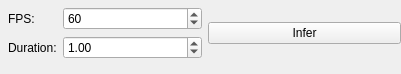
Old version of the form ui/clip.ui in the repository chocolateimage/kdenlive_ease_generator.
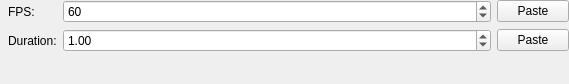
New version of the form. Icons and pictures are not drawn.

Commit message: add paste buttons update label names

```diff
--- a/ui/clip.ui
+++ b/ui/clip.ui
@@ -6,11 +6,11 @@
    <rect>
     <x>0</x>
     <y>0</y>
-    <width>401</width>
-    <height>74</height>
+    <width>569</width>
+    <height>84</height>
    </rect>
   </property>
-  <layout class="QGridLayout" name="clipLayout">
+  <layout class="QFormLayout" name="clipLayout">
    <property name="leftMargin">
     <number>8</number>
    </property>
@@ -21,21 +21,25 @@
     <number>0</number>
    </property>
    <property name="bottomMargin">
-    <number>8</number>
+    <number>3</number>
    </property>
-   <item row="3" column="0">
-    <layout class="QHBoxLayout" name="horizontalLayout">
-     <item>
-      <layout class="QFormLayout" name="formLayout">
        <item row="0" column="0">
-        <widget class="QLabel" name="label_5">
+    <widget class="QLabel" name="lblFps">
          <property name="text">
           <string>FPS:</string>
          </property>
         </widget>
        </item>
        <item row="0" column="1">
+    <layout class="QHBoxLayout" name="fpsLayout">
+     <item>
         <widget class="QSpinBox" name="numFps">
+       <property name="sizePolicy">
+        <sizepolicy hsizetype="Expanding" vsizetype="Fixed">
+         <horstretch>0</horstretch>
+         <verstretch>0</verstretch>
+        </sizepolicy>
+       </property>
          <property name="maximum">
           <number>1000000</number>
          </property>
@@ -44,15 +48,51 @@
          </property>
         </widget>
        </item>
+     <item>
+      <widget class="QPushButton" name="btnPasteFps">
+       <property name="sizePolicy">
+        <sizepolicy hsizetype="Maximum" vsizetype="Fixed">
+         <horstretch>0</horstretch>
+         <verstretch>0</verstretch>
+        </sizepolicy>
+       </property>
+       <property name="maximumSize">
+        <size>
+         <width>72</width>
+         <height>16777215</height>
+        </size>
+       </property>
+       <property name="toolTip">
+        <string>Paste project FPS</string>
+       </property>
+       <property name="text">
+        <string>Paste</string>
+       </property>
+       <property name="icon">
+        <iconset theme="edit-paste">
+         <normaloff>.</normaloff>.</iconset>
+       </property>
+      </widget>
+     </item>
+    </layout>
+   </item>
        <item row="1" column="0">
-        <widget class="QLabel" name="label">
+    <widget class="QLabel" name="lblDuration">
          <property name="text">
           <string>Duration:</string>
          </property>
         </widget>
        </item>
        <item row="1" column="1">
+    <layout class="QHBoxLayout" name="durationLayout">
+     <item>
         <widget class="QDoubleSpinBox" name="numDuration">
+       <property name="sizePolicy">
+        <sizepolicy hsizetype="Expanding" vsizetype="Fixed">
+         <horstretch>0</horstretch>
+         <verstretch>0</verstretch>
+        </sizepolicy>
+       </property>
          <property name="maximum">
           <double>100000.000000000000000</double>
          </property>
@@ -61,12 +101,29 @@
          </property>
         </widget>
        </item>
-      </layout>
-     </item>
      <item>
-      <widget class="QPushButton" name="btnInfer">
+      <widget class="QPushButton" name="btnPasteDuration">
+       <property name="sizePolicy">
+        <sizepolicy hsizetype="Maximum" vsizetype="Fixed">
+         <horstretch>0</horstretch>
+         <verstretch>0</verstretch>
+        </sizepolicy>
+       </property>
+       <property name="maximumSize">
+        <size>
+         <width>72</width>
+         <height>16777215</height>
+        </size>
+       </property>
+       <property name="toolTip">
+        <string>Paste clip duration</string>
+       </property>
        <property name="text">
-        <string>Infer</string>
+        <string>Paste</string>
+       </property>
+       <property name="icon">
+        <iconset theme="edit-paste">
+         <normaloff>.</normaloff>.</iconset>
        </property>
       </widget>
      </item>
```
Left out of the diff: 4 changed lines with no effect on the pictures. Lines whose indentation alone changed are shown as unchanged. The commit also changes 1 other file.
